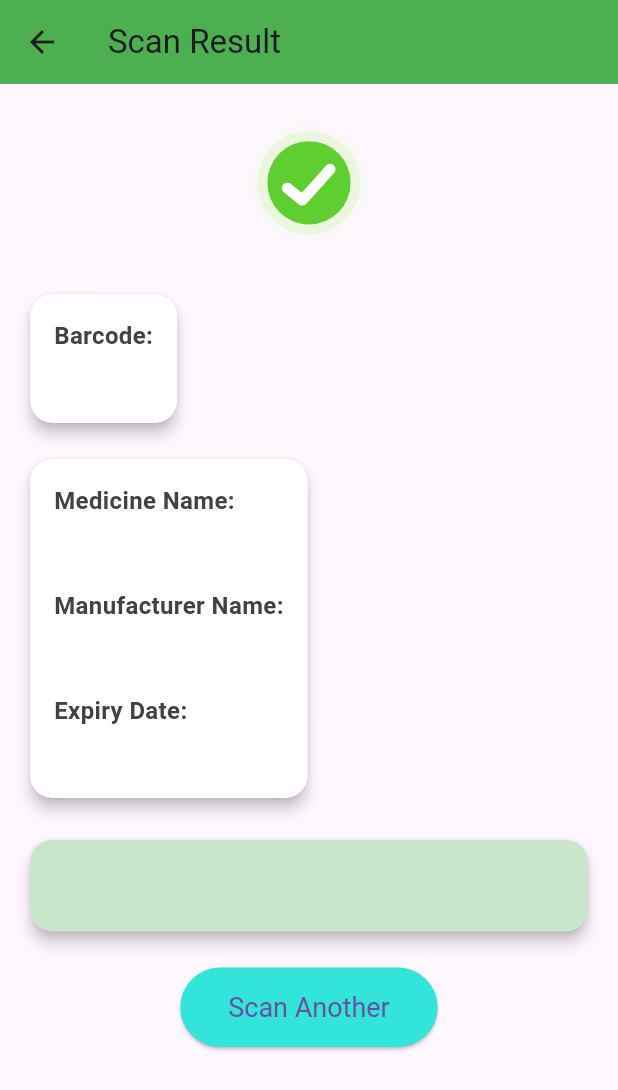
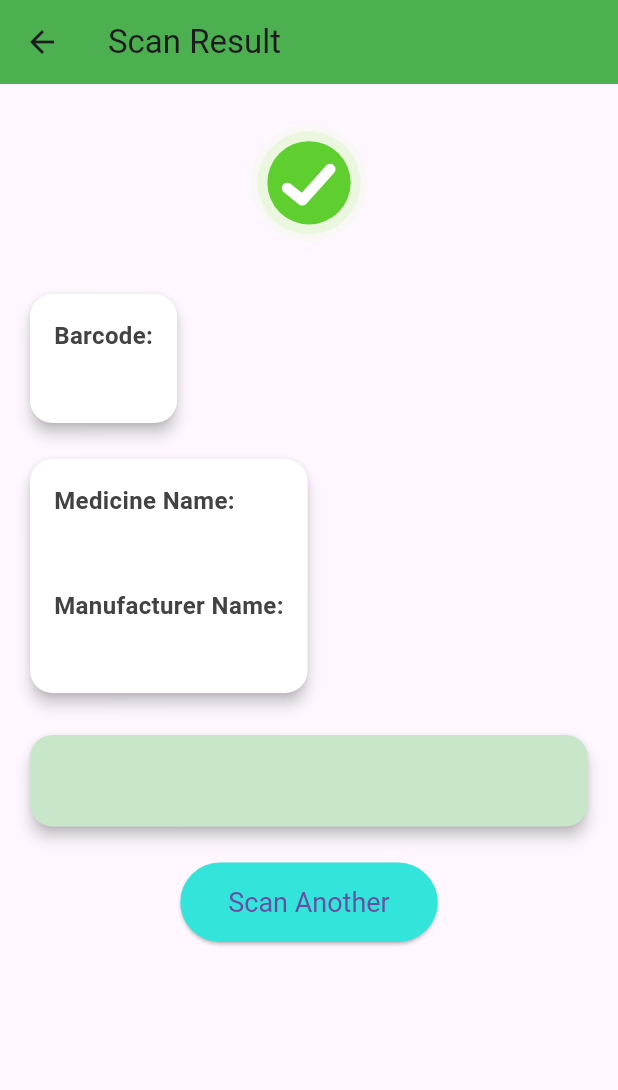
Before and after one commit to MANIKANDAN1201/MedTrust, a Flutter app: the ScanResultScreen screen opened directly with empty values, on a phone screen of 412 x 824 dp. Shown: the top 1090 px of the screen. Run offline on Flutter 3.47's test engine with Material 3 defaults, Android fonts, the phone set to English and light mode, and no system bars; our stand-ins replace cloud_firestore, connectivity_plus, firebase_auth, firebase_core, firebase_storage, image_picker and 4 more; missing offline and left inert: flutter_barcode_scanner, mailer; accounts and stored records are empty.

Commit message:
made changes

```diff
--- a/lib/scan_result_screen.dart
+++ b/lib/scan_result_screen.dart
@@ -125,23 +125,6 @@ class ScanResultScreen extends StatelessWidget {
                             color: Colors.black,
                           ),
                         ),
-                        SizedBox(height: 16),
-                        Text(
-                          'Expiry Date:',
-                          style: TextStyle(
-                            fontSize: 16,
-                            fontWeight: FontWeight.bold,
-                            color: Colors.grey[800],
-                          ),
-                        ),
-                        SizedBox(height: 5),
-                        Text(
-                          expiryDate,
-                          style: TextStyle(
-                            fontSize: 18,
-                            color: Colors.black,
-                          ),
-                        ),
                       ],
                     ),
                   ),
```
Also changed, not shown: lib/home_screen_content.dart (deleted, +0 -10 lines), lib/notification_service.dart (deleted, +0 -55 lines), pubspec.lock, 5 other files.
